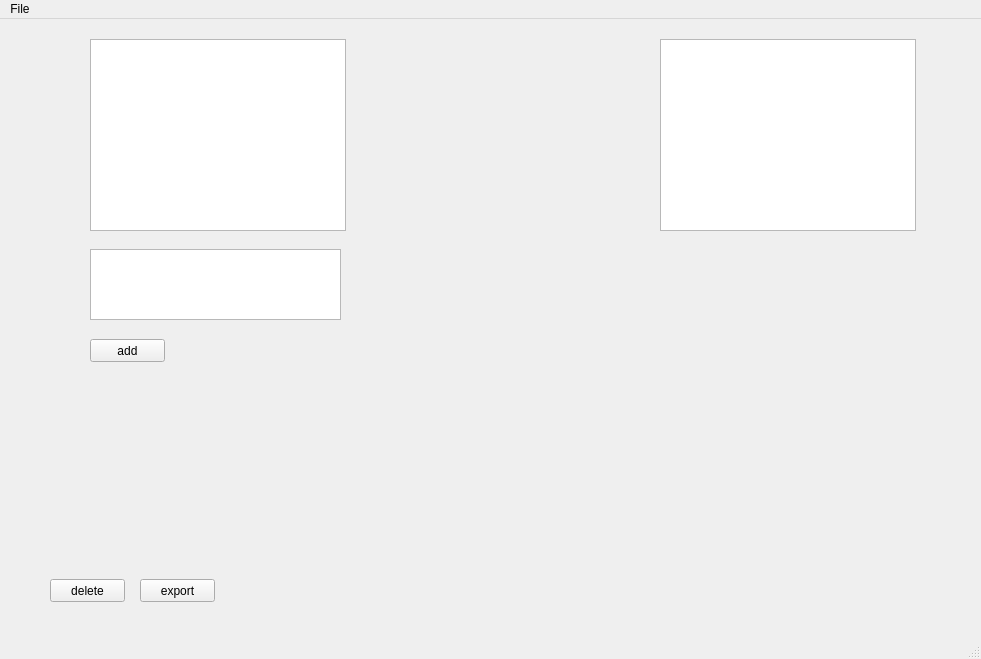
Above: main.ui from PrincePepper/DVFU_practice_work_genome_sequencing before the change. Below: the same form after it.
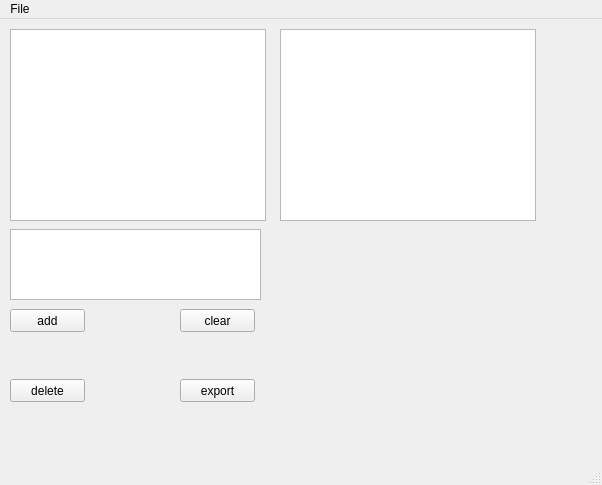
That is the form after the change.

The edit to the form file:
```diff
--- a/main.ui
+++ b/main.ui
@@ -6,8 +6,8 @@
    <rect>
     <x>0</x>
     <y>0</y>
-    <width>981</width>
-    <height>659</height>
+    <width>602</width>
+    <height>485</height>
    </rect>
   </property>
   <property name="windowTitle">
@@ -17,8 +17,8 @@
    <widget class="QListWidget" name="allTileList">
     <property name="geometry">
      <rect>
-      <x>660</x>
-      <y>20</y>
+      <x>280</x>
+      <y>10</y>
       <width>256</width>
       <height>192</height>
      </rect>
@@ -27,8 +27,8 @@
    <widget class="QListWidget" name="deleteTileList">
     <property name="geometry">
      <rect>
-      <x>90</x>
-      <y>20</y>
+      <x>10</x>
+      <y>10</y>
       <width>256</width>
       <height>192</height>
      </rect>
@@ -37,8 +37,8 @@
    <widget class="QTextEdit" name="addTileTextEdit">
     <property name="geometry">
      <rect>
-      <x>90</x>
-      <y>230</y>
+      <x>10</x>
+      <y>210</y>
       <width>251</width>
       <height>71</height>
      </rect>
@@ -47,8 +47,8 @@
    <widget class="QPushButton" name="acceptAddTileButton">
     <property name="geometry">
      <rect>
-      <x>90</x>
-      <y>320</y>
+      <x>10</x>
+      <y>290</y>
       <width>75</width>
       <height>23</height>
      </rect>
@@ -60,8 +60,8 @@
    <widget class="QPushButton" name="deleteTilesButton">
     <property name="geometry">
      <rect>
-      <x>50</x>
-      <y>560</y>
+      <x>10</x>
+      <y>360</y>
       <width>75</width>
       <height>23</height>
      </rect>
@@ -73,8 +73,8 @@
    <widget class="QPushButton" name="exportToFilesButton">
     <property name="geometry">
      <rect>
-      <x>140</x>
-      <y>560</y>
+      <x>180</x>
+      <y>360</y>
       <width>75</width>
       <height>23</height>
      </rect>
@@ -83,6 +83,19 @@
      <string>export</string>
     </property>
    </widget>
+   <widget class="QPushButton" name="clearUselessTilesButton">
+    <property name="geometry">
+     <rect>
+      <x>180</x>
+      <y>290</y>
+      <width>75</width>
+      <height>23</height>
+     </rect>
+    </property>
+    <property name="text">
+     <string>clear</string>
+    </property>
+   </widget>
   </widget>
   <widget class="QStatusBar" name="statusbar"/>
   <widget class="QMenuBar" name="menubar">
@@ -90,7 +103,7 @@
     <rect>
      <x>0</x>
      <y>0</y>
-     <width>981</width>
+     <width>602</width>
      <height>21</height>
     </rect>
    </property>
```
Left out of the diff: 2 changed lines with no effect on the pictures.
